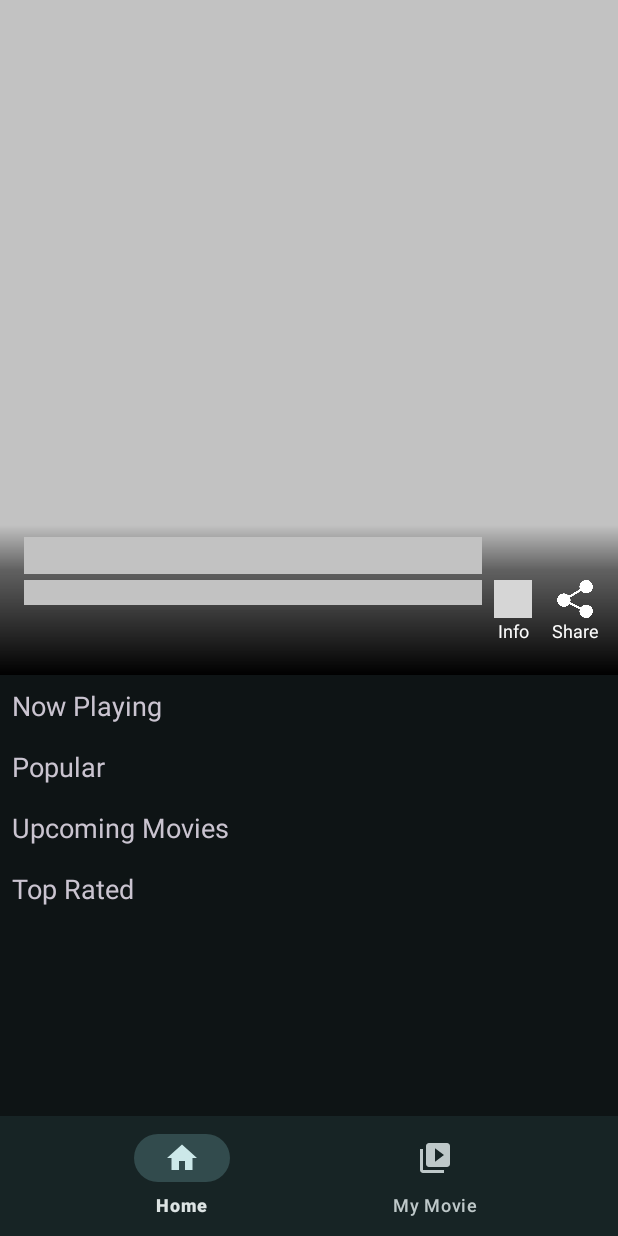
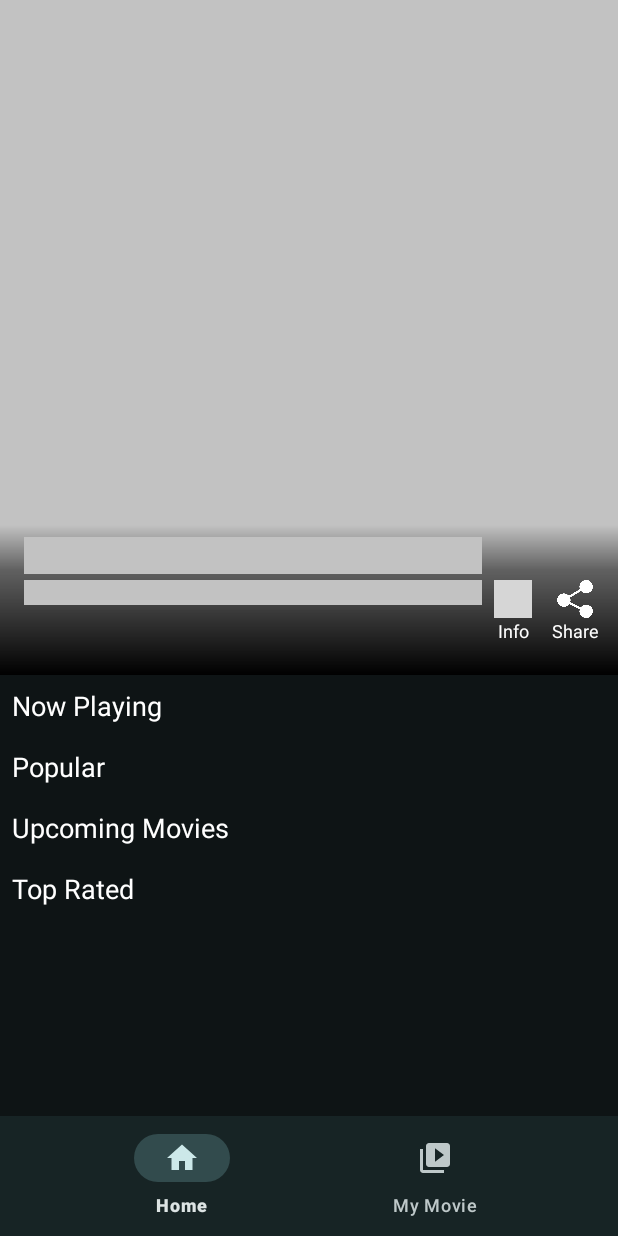
Before and after one commit to Novejira/MovFlix, an Android app: the screen it shows after launch (MainActivity), on a phone screen of 412 x 824 dp. Run offline under Robolectric (Android 15) with nearby library versions, the light colour scheme and no system bars; our stand-ins replace Shimmer, navigation-ui; network calls fail; pictures from the network do not load; grey boxes are pictures that could not be loaded.

Commit message:
Update Feature Home

```diff
--- a/app/src/main/res/layout/fragment_home.xml
+++ b/app/src/main/res/layout/fragment_home.xml
@@ -20,7 +20,7 @@
 
                 layout="@layout/layout_banner_shimmer"
                 android:layout_width="match_parent"
-                android:layout_height="match_parent"/>
+                android:layout_height="match_parent" />
 
         </com.facebook.shimmer.ShimmerFrameLayout>
 
@@ -35,6 +35,7 @@
             android:layout_height="match_parent"
             android:layout_margin="8dp"
             android:text="@string/text_now_playing"
+            android:textColor="@color/white"
             android:textSize="18sp" />
 
         <com.facebook.shimmer.ShimmerFrameLayout
@@ -97,6 +98,7 @@
             android:layout_height="match_parent"
             android:layout_margin="8dp"
             android:text="@string/text_popular"
+            android:textColor="@color/white"
             android:textSize="18sp" />
 
         <com.facebook.shimmer.ShimmerFrameLayout
@@ -159,6 +161,7 @@
             android:layout_height="match_parent"
             android:layout_margin="8dp"
             android:text="@string/text_upcoming_movies"
+            android:textColor="@color/white"
             android:textSize="18sp" />
 
         <com.facebook.shimmer.ShimmerFrameLayout
@@ -221,6 +224,7 @@
             android:layout_height="match_parent"
             android:layout_margin="8dp"
             android:text="@string/text_top_rated"
+            android:textColor="@color/white"
             android:textSize="18sp" />
 
         <com.facebook.shimmer.ShimmerFrameLayout
@@ -240,10 +244,10 @@
                 app:layout_constraintTop_toTopOf="parent" />
 
             <LinearLayout
-                android:visibility="gone"
                 android:layout_width="match_parent"
                 android:layout_height="wrap_content"
-                android:orientation="horizontal">
+                android:orientation="horizontal"
+                android:visibility="gone">
 
                 <include
                     layout="@layout/layout_movie_shimmer"
--- a/app/src/main/res/layout/layout_movie.xml
+++ b/app/src/main/res/layout/layout_movie.xml
@@ -20,6 +20,7 @@
             android:layout_height="170dp"
             android:scaleType="centerCrop"
             tools:src="@tools:sample/avatars"
+            android:background="@color/gray"
             app:layout_constraintStart_toStartOf="parent"
             app:layout_constraintTop_toTopOf="parent" />
 
@@ -34,6 +35,7 @@
         android:ellipsize="end"
         android:maxLines="1"
         android:textAlignment="center"
+        android:textColor="@color/white"
         tools:text="Title" />
 
 </LinearLayout>
--- a/app/src/main/res/values/colors.xml
+++ b/app/src/main/res/values/colors.xml
@@ -1,5 +1,6 @@
 <resources>
-    <color name="white">#FDFDFD</color>
+    <color name="white">#FFFFFF</color>
+    <color name="gray">#272927</color>
     <color name="shimmercolor">#C2C2C2</color>
     <color name="md_theme_primary">#80D4D9</color>
     <color name="md_theme_onPrimary">#003739</color>
```
